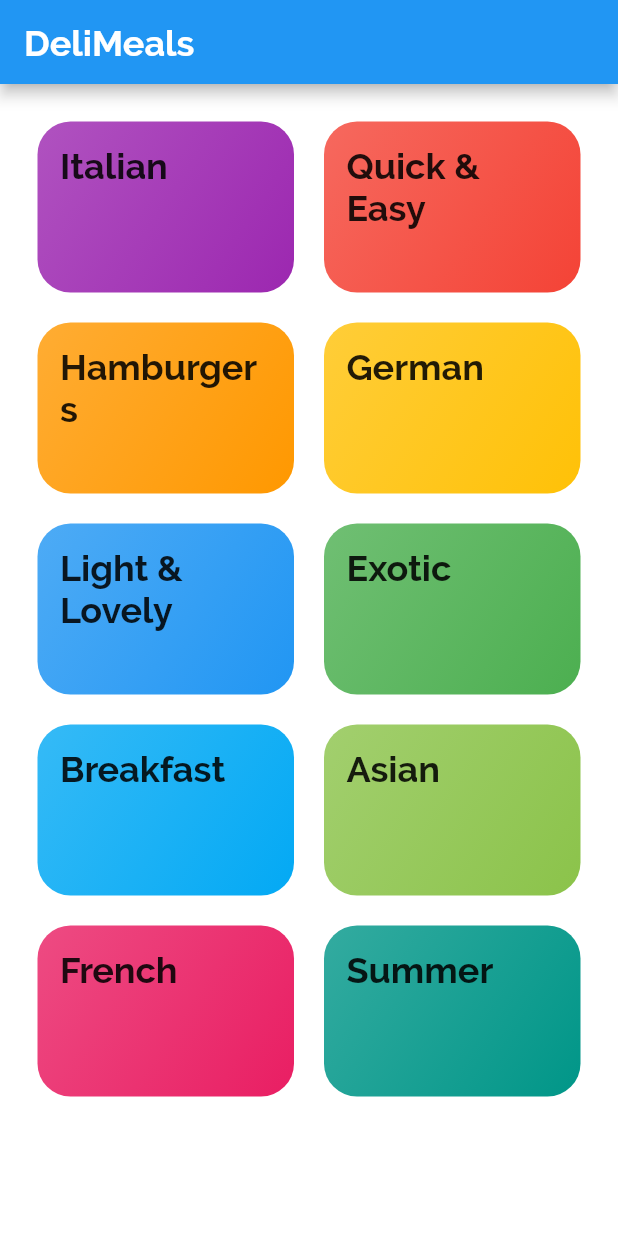
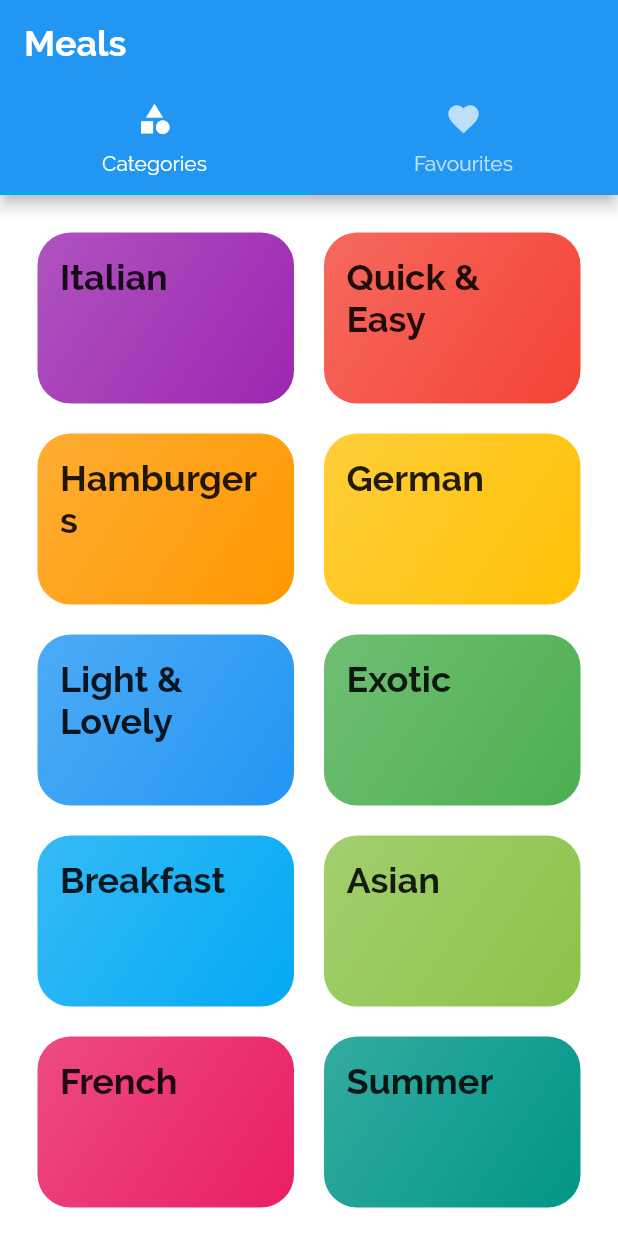
Before and after one commit to shreyashroars/meals_app, a Flutter app: the screen it shows after launch, on a phone screen of 412 x 824 dp. Run offline on Flutter 3.47's test engine with Material 2 defaults, Android fonts, the phone set to English and light mode, and no system bars.

Commit message:
added tabBar to add favourites

```diff
--- a/lib/main.dart
+++ b/lib/main.dart
@@ -3,6 +3,7 @@ import 'package:meals_app/screens/categories_screen.dart';
 import 'package:meals_app/screens/meal_detail_screen.dart';
 //import 'package:meals_app/widgets/category_item.dart';
 import 'package:meals_app/screens/category_meals_screen.dart';
+import 'package:meals_app/screens/tabs_screen.dart';
 
 void main() => runApp(MyApp());
 
@@ -25,7 +26,7 @@ class MyApp extends StatelessWidget {
                   fontWeight: FontWeight.bold))),
       //home: CategoriesScreen(),
       routes: {
-        '/': (ctx) => CategoriesScreen(),
+        '/': (ctx) => TabsScreen(),
         CategoryMealScreen.routeName: (ctx) => CategoryMealScreen(),
         MealDetailScreen.routeName: (ctx) => MealDetailScreen()
       },
--- a/lib/screens/categories_screen.dart
+++ b/lib/screens/categories_screen.dart
@@ -7,9 +7,7 @@ class CategoriesScreen extends StatelessWidget {
 
   @override
   Widget build(BuildContext context) {
-    return Scaffold(
-        appBar: AppBar(title: const Text('DeliMeals')),
-        body: GridView(
+    return GridView(
       padding: EdgeInsets.all(25),
       children: dummyCategories
           .map((catData) =>
@@ -21,6 +19,6 @@ class CategoriesScreen extends StatelessWidget {
         mainAxisSpacing: 20,
         crossAxisSpacing: 20,
       ),
-        ));
+    );
   }
 }
--- /dev/null
+++ b/lib/screens/favourite_screen.dart
@@ -0,0 +1,15 @@
+import 'package:flutter/material.dart';
+
+class FavouriteScreen extends StatelessWidget {
+  //const FavouriteScreen({ Key? key }) : super(key: key);
+
+  @override
+  Widget build(BuildContext context) {
+    return const Center(
+      child: Text(
+        'Hello',
+        style: TextStyle(fontSize: 20, color: Colors.black),
+      ),
+    );
+  }
+}
--- /dev/null
+++ b/lib/screens/tabs_screen.dart
@@ -0,0 +1,32 @@
+import 'package:flutter/material.dart';
+import 'package:meals_app/screens/categories_screen.dart';
+import 'package:meals_app/screens/favourite_screen.dart';
+
+class TabsScreen extends StatefulWidget {
+  @override
+  State<TabsScreen> createState() => _TabsScreenState();
+}
+
+class _TabsScreenState extends State<TabsScreen> {
+  @override
+  Widget build(BuildContext context) {
+    return DefaultTabController(
+      length: 2,
+      child: Scaffold(
+        appBar: AppBar(
+            title: const Text('Meals'),
+            bottom: const TabBar(tabs: [
+              Tab(
+                icon: Icon(Icons.category),
+                text: 'Categories',
+              ),
+              Tab(
+                icon: Icon(Icons.favorite),
+                text: 'Favourites',
+              )
+            ])),
+        body: TabBarView(children: [CategoriesScreen(), FavouriteScreen()]),
+      ),
+    );
+  }
+}
```
Lines whose indentation alone changed are shown as unchanged.
